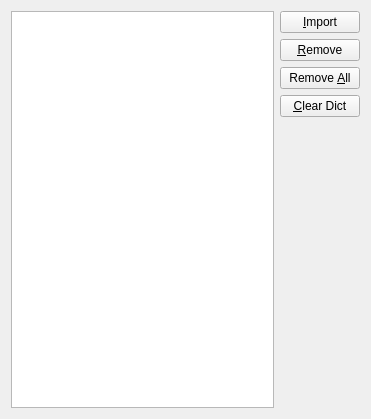
fcitx/fcitx5-chinese-addons, file gui/pinyindictmanager/pinyindictmanager.ui: the form before one commit.
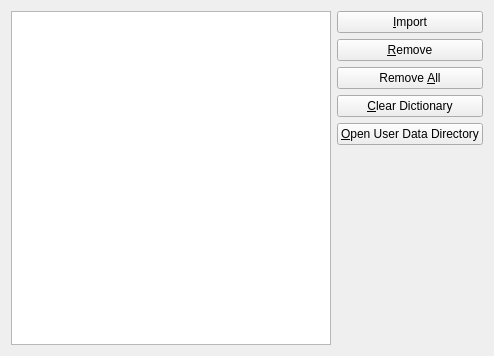
The form after the commit. Icons and pictures are not drawn.

Commit message: Add a button to open user dictionary directory for easy copy/paste.

```diff
--- a/gui/pinyindictmanager/pinyindictmanager.ui
+++ b/gui/pinyindictmanager/pinyindictmanager.ui
@@ -6,8 +6,8 @@
    <rect>
     <x>0</x>
     <y>0</y>
-    <width>371</width>
-    <height>419</height>
+    <width>494</width>
+    <height>356</height>
    </rect>
   </property>
   <layout class="QHBoxLayout" name="horizontalLayout">
@@ -52,7 +52,7 @@
      <item>
       <widget class="QPushButton" name="clearDictButton_">
        <property name="text">
-        <string>&amp;Clear Dict</string>
+        <string>&amp;Clear Dictionary</string>
        </property>
        <property name="icon">
         <iconset theme="document-revert">
@@ -60,6 +60,16 @@
        </property>
       </widget>
      </item>
+     <item>
+      <widget class="QPushButton" name="openDirectoryButton_">
+       <property name="text">
+        <string>&amp;Open User Data Directory</string>
+       </property>
+       <property name="icon">
+        <iconset theme="inode-directory"/>
+       </property>
+      </widget>
+     </item>
      <item>
       <spacer name="verticalSpacer_">
        <property name="orientation">
```
The commit also changes 2 other files.
